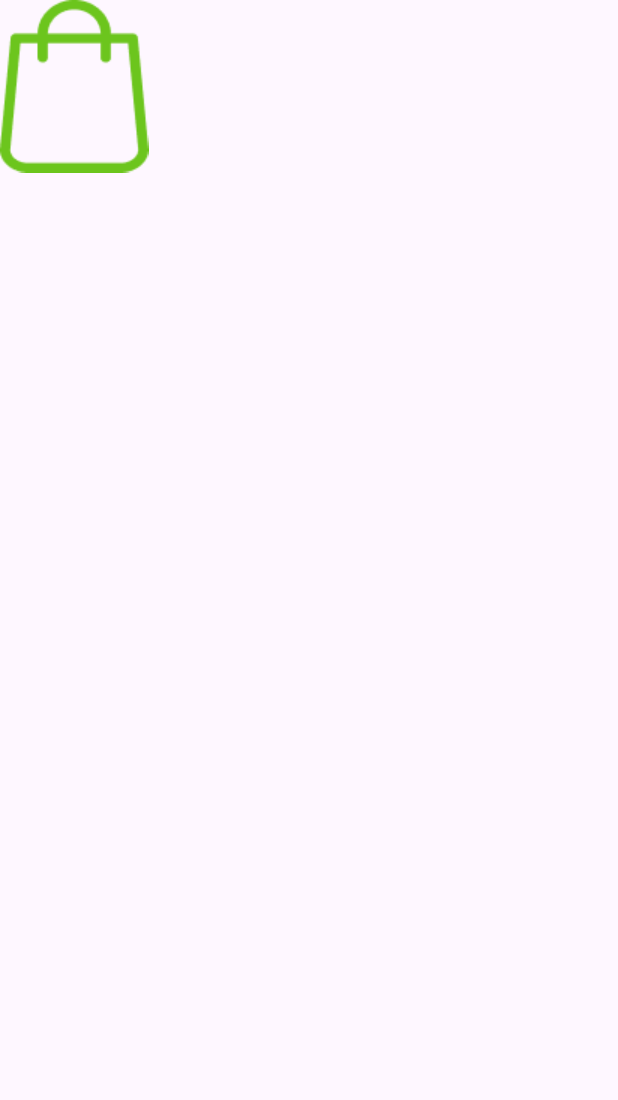
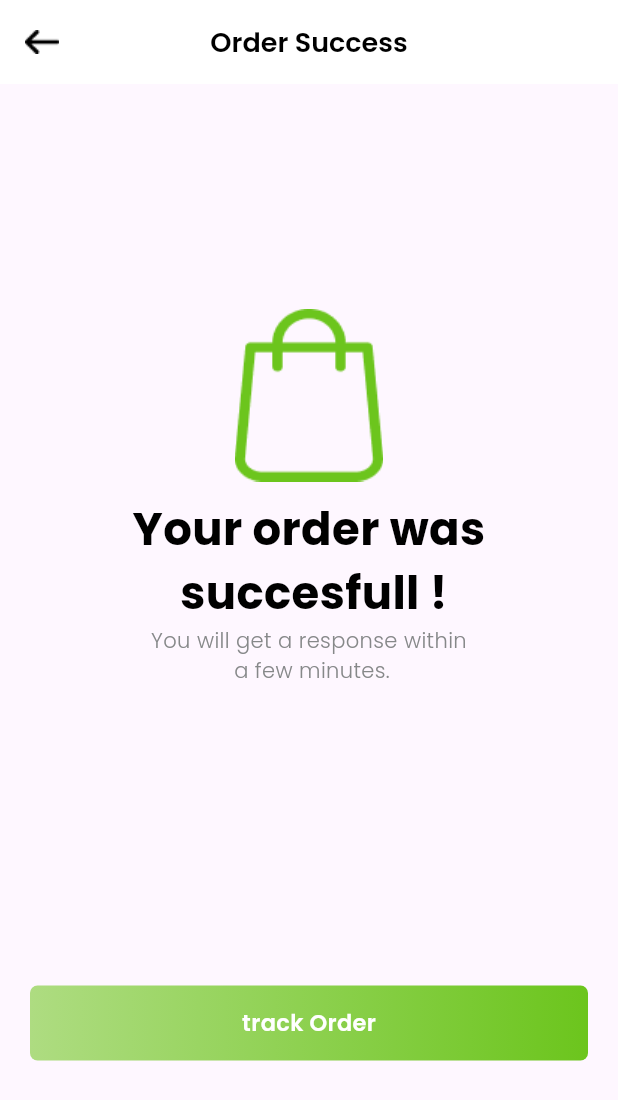
Before and after one commit to tazeen-dev/grocery_app, a Flutter app: the OrderSucess screen opened directly, on a phone screen of 412 x 824 dp. Shown: the top 1100 px of the screen. Run offline on Flutter 3.47's test engine with Material 3 defaults, Android fonts, the phone set to English and light mode, and no system bars; our stand-ins replace flutter_screenutil, google_fonts.

Commit message:
...............

```diff
--- a/lib/view/home_view/profile-screen/profile-screen.dart
+++ b/lib/view/home_view/profile-screen/profile-screen.dart
@@ -8,6 +8,7 @@ import '../../../controller/components/text-class.dart';
 import '../../../controller/utils/constants/appcolors/app_color.dart';
 import '../../../controller/utils/constants/appicons/app_icons.dart';
 import '../../../model/product_model/profile_list_model.dart';
+import '../apply_filters/apply_filters.dart';
 import '../favorities-screen/favourite.dart';
 import '../reveiw/reveiw_screen.dart';
 import 'aboutscreen.dart';
@@ -27,7 +28,7 @@ class ProfileScreen extends StatelessWidget {
     ProfileList(TransactionsScreen(), text:'Transactions' , image:AppIcons.transaction, icon: Icons.arrow_forward_ios),
     ProfileList(NotifictionScreen(), text: 'Notifications', image:AppIcons.notification1, icon:Icons.arrow_forward_ios),
     ProfileList(ReveiwScreen(), text:'Revieiw', image: AppIcons.signout, icon:Icons.arrow_forward_ios),
-    ProfileList(SignoutScreen(), text:'Sign out', image: AppIcons.signout, icon:Icons.arrow_forward_ios),
+    ProfileList(ApplyFilters(), text:'ApplyFilter', image: AppIcons.check, icon:Icons.arrow_forward_ios),
   ];
 
   @override
--- a/lib/view/home_view/track_screen/order_sucess.dart
+++ b/lib/view/home_view/track_screen/order_sucess.dart
@@ -1,5 +1,9 @@
 import 'package:flutter/material.dart';
+import 'package:grocery_app/controller/components/green_text_button.dart';
+import 'package:grocery_app/controller/components/text-class.dart';
+import 'package:grocery_app/controller/utils/constants/appcolors/app_color.dart';
 import 'package:grocery_app/controller/utils/constants/appicons/app_icons.dart';
+import 'package:grocery_app/view/home_view/profile-screen/profile-screen.dart';
 class OrderSucess extends StatefulWidget {
   const OrderSucess({super.key});
 
@@ -11,11 +15,40 @@ class _OrderSucessState extends State<OrderSucess> {
   @override
   Widget build(BuildContext context) {
     return Scaffold(
-      body: Column(
-        children: [
-          Image.asset('assets/icons/Vector (14).png'),
-        ],
-      ),
+        appBar: AppBar(
+          backgroundColor: AppColors.whiteColor,
+          title: BlackTextWidget(
+            text: 'Order Success',
+            fontWeight: FontWeight.w600,
+            fontSize: 18,
+          ),
+          centerTitle: true,
+          leading: InkWell(
+            onTap: () {
+              Navigator.pop(context);
+            },
+            child: Image(
+              image: AssetImage(AppIcons.backicon),
+              color: AppColors.blackColor,
+            ),
+          ),
+        ),
+      body: SingleChildScrollView(
+        child: Column(
+         // mainAxisAlignment: MainAxisAlignment.center,
+          children: [
+            SizedBox(height: 150,),
+            Center(child: Image.asset('assets/icons/Vector (14).png')),
+            SizedBox(height: 10,),
+            BlackTextWidget(text: 'Your order was \n succesfull !'),
+            BlackTextWidget(text: 'You will get a response within \n a few minutes.',fontWeight: FontWeight.w300,fontSize: 14,
+              textColor: AppColors.greyColor,textalignn: TextAlign.center,),
+            SizedBox(height: 200,),
+            GreenTextButton(text: 'track Order', ontap: (){
+              Navigator.push(context, MaterialPageRoute(builder: (context)=>ProfileScreen()));
+            }),
+            ]),
+      )
     );
   }
 }
```
Also changed, not shown: lib/view/home_view/apply_filters/apply_filters.dart (+6 -1 lines), lib/view/home_view/cart-screen/cart.dart (+6 -1 lines), lib/view/home_view/payement_screen.dart (+20 -19 lines), lib/view/home_view/shopping_cart.dart (added, +55 -0 lines).
